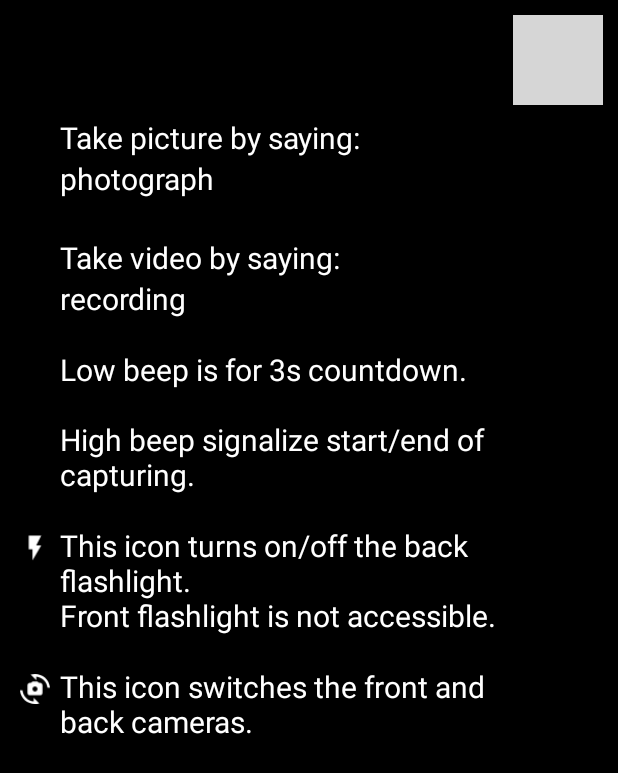
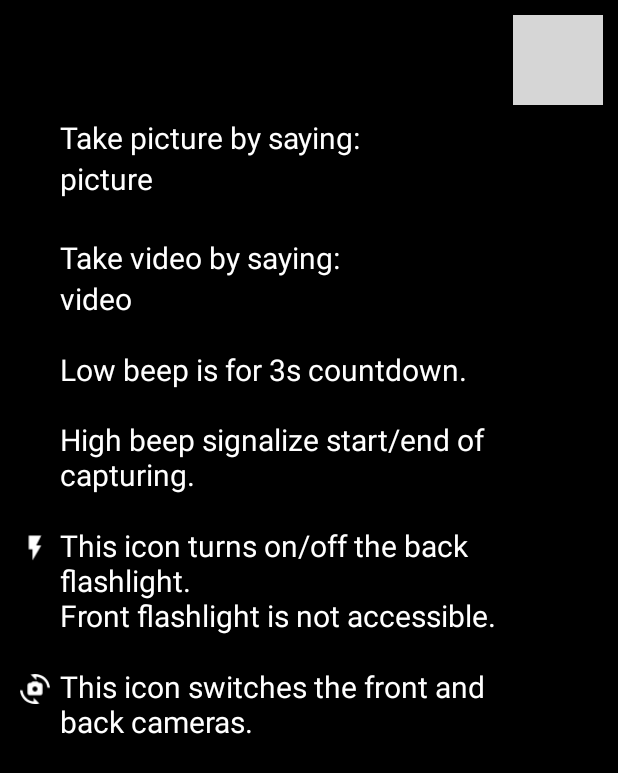
Before and after one commit to Hermelin13/VoiceCamera, an Android app: the HelpActivity screen opened directly, with no data from a screen before it, on a phone screen of 412 x 824 dp. Shown: the top 773 px of the screen. Run offline under Robolectric (Android 15) with nearby library versions, the phone set to English and light mode, and no system bars; libraries missing offline, so code that uses them is left out: edu.cmu.pocketsphinx; grey boxes are pictures that could not be loaded.

Commit message:
last update

```diff
--- a/app/src/main/res/values/strings.xml
+++ b/app/src/main/res/values/strings.xml
@@ -10,6 +10,6 @@
     <string name="turn_off_on_flashlight">turn off/on flashlight</string>
     <string name="change_camera">change camera</string>
     <string name="open_help">open help</string>
-    <string name="key_video">recording</string>
-    <string name="key_photo">photograph</string>
+    <string name="key_video">video</string>
+    <string name="key_photo">picture</string>
 </resources>
```
Also changed, not shown: 1 other file.
